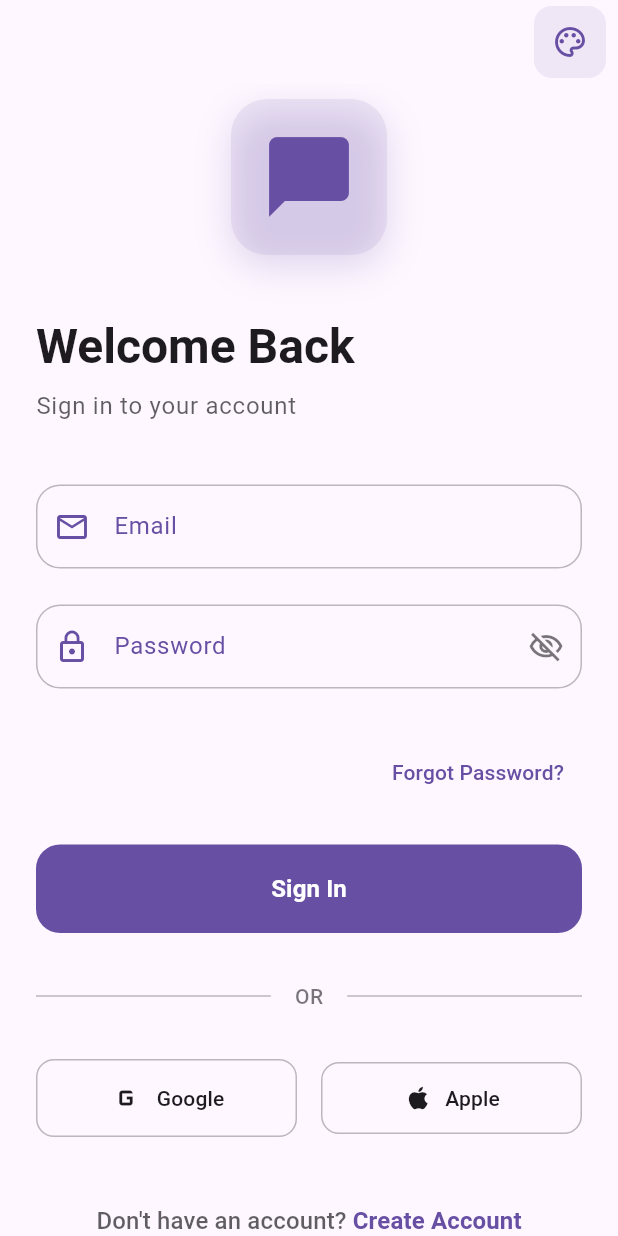
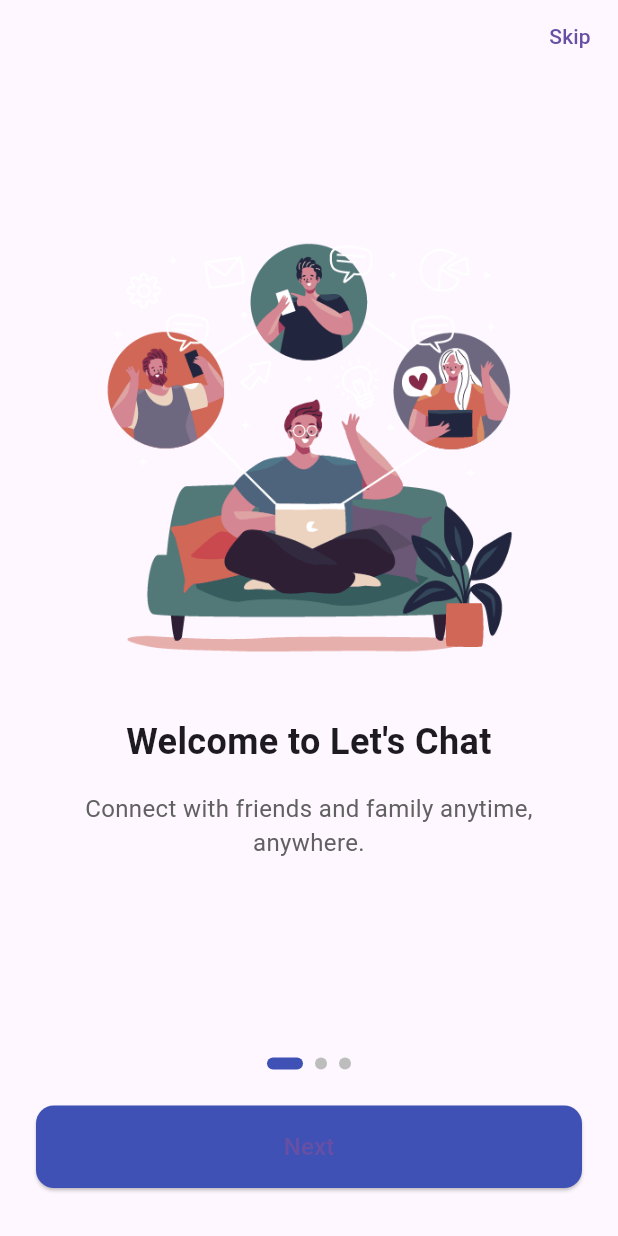
Before and after one commit to Mausam10/Chat-app, a Flutter app: the screen it shows after launch, on a phone screen of 412 x 824 dp. Run offline on Flutter 3.47's test engine with Material 3 defaults, Android fonts, the phone set to English and light mode, and no system bars; our stand-ins replace flutter_dotenv, flutter_local_notifications, get, get_storage, socket_io_client; missing offline and left inert: flutter_webrtc.

Commit message:
Splashscreen and Onboarding screen added

```diff
--- /dev/null
+++ b/lib/app/controllers/onboarding_controller.dart
@@ -0,0 +1,46 @@
+import 'package:flutter/material.dart';
+import 'package:get/get.dart';
+
+class OnboardingController extends GetxController {
+  final pageController = PageController();
+  final currentPage = 0.obs;
+
+  final List<Map<String, String>> onboardingData = [
+    {
+      "image": "assets/images/chat1.png",
+      "title": "Welcome to Let's Chat",
+      "description": "Connect with friends and family anytime, anywhere.",
+    },
+    {
+      "image": "assets/images/chat2.png",
+      "title": "Private & Secure",
+      "description": "Conversations are protected with end-to-end encryption.",
+    },
+    {
+      "image": "assets/images/chat3.png",
+      "title": "Stay Connected",
+      "description": "Join your community and stay updated in real-time.",
+    },
+  ];
+
+  void nextPage() {
+    if (currentPage.value == onboardingData.length - 1) {
+      Get.offNamed('/LoginScreen'); // Or use Get.off(() => LoginScreen());
+    } else {
+      pageController.nextPage(
+        duration: const Duration(milliseconds: 300),
+        curve: Curves.ease,
+      );
+    }
+  }
+
+  void skip() {
+    Get.offNamed('/LoginScreen');
+  }
+
+  @override
+  void onClose() {
+    pageController.dispose();
+    super.onClose();
+  }
+}
--- /dev/null
+++ b/lib/app/screens/onboarding/onboarding_screen.dart
@@ -0,0 +1,119 @@
+import 'package:flutter/material.dart';
+import 'package:get/get.dart';
+import '../../controllers/onboarding_controller.dart';
+
+class OnboardingScreen extends StatelessWidget {
+  const OnboardingScreen({super.key});
+
+  @override
+  Widget build(BuildContext context) {
+    final controller = Get.put(OnboardingController());
+
+    return Scaffold(
+      body: SafeArea(
+        child: Column(
+          children: [
+            // Skip button
+            Align(
+              alignment: Alignment.topRight,
+              child: TextButton(
+                onPressed: controller.skip,
+                child: const Text("Skip"),
+              ),
+            ),
+
+            // PageView
+            Expanded(
+              child: PageView.builder(
+                controller: controller.pageController,
+                itemCount: controller.onboardingData.length,
+                onPageChanged: (index) => controller.currentPage.value = index,
+                itemBuilder: (context, index) {
+                  final data = controller.onboardingData[index];
+                  return Padding(
+                    padding: const EdgeInsets.all(24),
+                    child: Column(
+                      mainAxisAlignment: MainAxisAlignment.center,
+                      children: [
+                        Image.asset(data["image"]!, height: 300),
+                        const SizedBox(height: 30),
+                        Text(
+                          data["title"]!,
+                          textAlign: TextAlign.center,
+                          style: const TextStyle(
+                            fontSize: 24,
+                            fontWeight: FontWeight.bold,
+                          ),
+                        ),
+                        const SizedBox(height: 16),
+                        Text(
+                          data["description"]!,
+                          textAlign: TextAlign.center,
+                          style: TextStyle(
+                            fontSize: 16,
+                            color: Colors.grey[700],
+                          ),
+                        ),
+                      ],
+                    ),
+                  );
+                },
+              ),
+            ),
+
+            // Dot indicators + Next/Get Started button
+            Padding(
+              padding: const EdgeInsets.symmetric(horizontal: 24, vertical: 32),
+              child: Obx(
+                () => Column(
+                  children: [
+                    Row(
+                      mainAxisAlignment: MainAxisAlignment.center,
+                      children: List.generate(
+                        controller.onboardingData.length,
+                        (index) => AnimatedContainer(
+                          duration: const Duration(milliseconds: 300),
+                          height: 8,
+                          width: controller.currentPage.value == index ? 24 : 8,
+                          margin: const EdgeInsets.symmetric(horizontal: 4),
+                          decoration: BoxDecoration(
+                            color:
+                                controller.currentPage.value == index
+                                    ? Colors.indigo
+                                    : Colors.grey[400],
+                            borderRadius: BorderRadius.circular(4),
+                          ),
+                        ),
+                      ),
+                    ),
+                    const SizedBox(height: 24),
+                    SizedBox(
+                      width: double.infinity,
+                      child: ElevatedButton(
+                        onPressed: controller.nextPage,
+                        style: ElevatedButton.styleFrom(
+                          padding: const EdgeInsets.symmetric(vertical: 16),
+                          shape: RoundedRectangleBorder(
+                            borderRadius: BorderRadius.circular(12),
+                          ),
+                          backgroundColor: Colors.indigo,
+                        ),
+                        child: Text(
+                          controller.currentPage.value ==
+                                  controller.onboardingData.length - 1
+                              ? "Get Started"
+                              : "Next",
+                          style: const TextStyle(fontSize: 16),
+                        ),
+                      ),
+                    ),
+                  ],
+                ),
+              ),
+            ),
+          ],
+        ),
+      ),
+    );
+  }
+}
--- a/lib/main.dart
+++ b/lib/main.dart
@@ -4,6 +4,8 @@ import 'package:chat_app/app/screens/auth/login_screen.dart';
 import 'package:chat_app/app/screens/auth/register_screen.dart';
 import 'package:chat_app/app/screens/chat/chat_screen.dart';
 import 'package:chat_app/app/screens/home/home_screen.dart';
+import 'package:chat_app/app/screens/onboarding/onboarding_screen.dart';
+import 'package:chat_app/app/screens/splash/splash_screen.dart';
 import 'package:chat_app/app/services/socket_service.dart';
 import 'package:chat_app/app/themes/app_theme.dart';
 import 'package:flutter/material.dart';
@@ -31,7 +33,7 @@ class MyApp extends StatelessWidget {
 
       return GetMaterialApp(
         debugShowCheckedModeBanner: false,
-        title: 'Lets-Chat',
+        title: 'Lets Chat',
 
         // Use ThemeMode only if no custom theme is selected
         themeMode: customTheme.isEmpty ? mode : ThemeMode.light,
@@ -51,8 +53,13 @@ class MyApp extends StatelessWidget {
           );
         },
 
-        initialRoute: '/LoginScreen',
+        initialRoute: '/splashScreen',
         getPages: [
+          GetPage(name: '/splashScreen', page: () => const SplashScreen()),
+          GetPage(
+            name: '/onboardingScreen',
+            page: () => const OnboardingScreen(),
+          ),
           GetPage(name: '/LoginScreen', page: () => LoginScreen()),
           GetPage(name: '/RegisterScreen', page: () => RegisterScreen()),
           GetPage(name: '/HomeScreen', page: () => HomeScreen()),
--- a/pubspec.yaml
+++ b/pubspec.yaml
@@ -77,6 +77,10 @@ flutter:
 
   assets:
     - assets/.env
+    - assets/images/chat_logo.png
+    - assets/images/chat1.png
+    - assets/images/chat2.png
+    - assets/images/chat3.png
 
   # An image asset can refer to one or more resolution-specific "variants", see
   # https://flutter.dev/to/resolution-aware-images
```
Also changed, not shown: lib/app/controllers/splash_controller.dart (added, +23 -0 lines), lib/app/screens/splash/splash_screen.dart (added, +32 -0 lines), assets/images/Chat3.png (added), assets/images/chat1.png (added), assets/images/chat2.png (added), assets/images/chat_logo.png (added).
